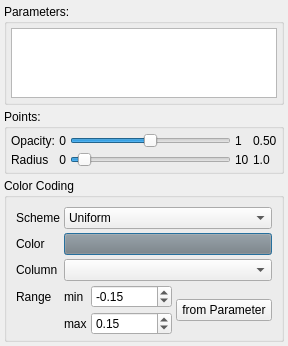
Old version of the form core/src/charts/SPMSettings.ui in the repository 3dct/open_iA.
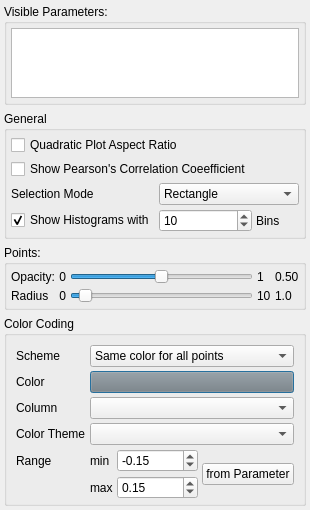
New version of the form.

Commit message: Core: SPLOM - make all settings from context menu also available in settings dialog

What changed in the file:
```diff
--- a/core/src/charts/SPMSettings.ui
+++ b/core/src/charts/SPMSettings.ui
@@ -6,17 +6,14 @@
    <rect>
     <x>0</x>
     <y>0</y>
-    <width>255</width>
-    <height>330</height>
+    <width>278</width>
+    <height>473</height>
    </rect>
   </property>
   <property name="windowTitle">
    <string>SPM Settings</string>
   </property>
-  <layout class="QVBoxLayout" name="spmSettingsLayout">
-   <property name="spacing">
-    <number>4</number>
-   </property>
+  <layout class="QVBoxLayout" name="layout_SPMSettings">
    <property name="leftMargin">
     <number>4</number>
    </property>
@@ -32,9 +29,9 @@
    <item>
     <widget class="QGroupBox" name="gbParameters">
      <property name="title">
-      <string>Parameters:</string>
+      <string>Visible Parameters:</string>
      </property>
-     <layout class="QHBoxLayout" name="horizontalLayout">
+     <layout class="QHBoxLayout" name="layout_Parameters">
       <property name="spacing">
        <number>4</number>
       </property>
@@ -63,12 +60,101 @@
      </layout>
     </widget>
    </item>
+   <item>
+    <widget class="QGroupBox" name="groupBox">
+     <property name="title">
+      <string>General</string>
+     </property>
+     <layout class="QGridLayout" name="layout_General">
+      <property name="leftMargin">
+       <number>4</number>
+      </property>
+      <property name="topMargin">
+       <number>4</number>
+      </property>
+      <property name="rightMargin">
+       <number>4</number>
+      </property>
+      <property name="bottomMargin">
+       <number>4</number>
+      </property>
+      <property name="spacing">
+       <number>4</number>
+      </property>
+      <item row="2" column="0" colspan="2">
+       <widget class="QCheckBox" name="cbShowCorrelationCoefficient">
+        <property name="text">
+         <string>Show Pearson's Correlation Coeefficient</string>
+        </property>
+       </widget>
+      </item>
+      <item row="4" column="0">
+       <widget class="QCheckBox" name="cbShowHistograms">
+        <property name="text">
+         <string>Show Histograms with</string>
+        </property>
+        <property name="checked">
+         <bool>true</bool>
+        </property>
+       </widget>
+      </item>
+      <item row="4" column="1">
+       <widget class="QSpinBox" name="sbHistogramBins">
+        <property name="minimum">
+         <number>2</number>
+        </property>
+        <property name="maximum">
+         <number>1000</number>
+        </property>
+        <property name="value">
+         <number>10</number>
+        </property>
+       </widget>
+      </item>
+      <item row="3" column="0">
+       <widget class="QLabel" name="lbSelectionMode">
+        <property name="text">
+         <string>Selection Mode</string>
+        </property>
+       </widget>
+      </item>
+      <item row="0" column="0" colspan="2">
+       <widget class="QCheckBox" name="cbQuadraticPlots">
+        <property name="text">
+         <string>Quadratic Plot Aspect Ratio</string>
+        </property>
+       </widget>
+      </item>
+      <item row="4" column="2">
+       <widget class="QLabel" name="label">
+        <property name="text">
+         <string>Bins</string>
+        </property>
+       </widget>
+      </item>
+      <item row="3" column="1" colspan="2">
+       <widget class="QComboBox" name="cbSelectionMode">
+        <item>
+         <property name="text">
+          <string>Rectangle</string>
+         </property>
+        </item>
+        <item>
+         <property name="text">
+          <string>Polygon</string>
+         </property>
+        </item>
+       </widget>
+      </item>
+     </layout>
+    </widget>
+   </item>
    <item>
     <widget class="QGroupBox" name="gbPoints">
      <property name="title">
       <string>Points:</string>
      </property>
-     <layout class="QGridLayout" name="gridLayout">
+     <layout class="QGridLayout" name="layout_Points">
       <property name="leftMargin">
        <number>4</number>
       </property>
@@ -216,14 +302,14 @@
      <property name="title">
       <string>Color Coding</string>
      </property>
-     <layout class="QGridLayout" name="gridLayout_2">
+     <layout class="QGridLayout" name="layout_ColorCoding">
       <property name="bottomMargin">
        <number>4</number>
       </property>
       <property name="spacing">
        <number>4</number>
       </property>
-      <item row="2" column="1" colspan="4">
+      <item row="2" column="1" colspan="3">
        <widget class="QComboBox" name="cbColorParameter"/>
       </item>
       <item row="2" column="0">
@@ -245,7 +331,7 @@
         </property>
        </widget>
       </item>
-      <item row="1" column="1" colspan="4">
+      <item row="1" column="1" colspan="3">
        <widget class="QPushButton" name="pbPointColor">
         <property name="autoFillBackground">
          <bool>false</bool>
@@ -325,16 +411,19 @@
         </property>
        </widget>
       </item>
-      <item row="0" column="1" colspan="4">
+      <item row="0" column="1" colspan="3">
        <widget class="QComboBox" name="cbColorScheme">
+        <property name="currentIndex">
+         <number>0</number>
+        </property>
         <item>
          <property name="text">
-          <string>Uniform</string>
+          <string>Same color for all points</string>
          </property>
         </item>
         <item>
          <property name="text">
-          <string>Diverging (Perceptually Uniform)</string>
+          <string>Color-code by parameter value</string>
          </property>
         </item>
         <item>
@@ -380,13 +469,23 @@
         </property>
        </widget>
       </item>
-      <item row="4" column="3" rowspan="2" colspan="2">
+      <item row="4" column="3" rowspan="2">
        <widget class="QPushButton" name="pbRangeFromParameter">
         <property name="text">
          <string>from Parameter</string>
         </property>
        </widget>
       </item>
+      <item row="3" column="0">
+       <widget class="QLabel" name="lbColorTheme">
+        <property name="text">
+         <string>Color Theme</string>
+        </property>
+       </widget>
+      </item>
+      <item row="3" column="1" colspan="3">
+       <widget class="QComboBox" name="cbColorTheme"/>
+      </item>
      </layout>
     </widget>
    </item>
```
The commit also changes 4 other files.
